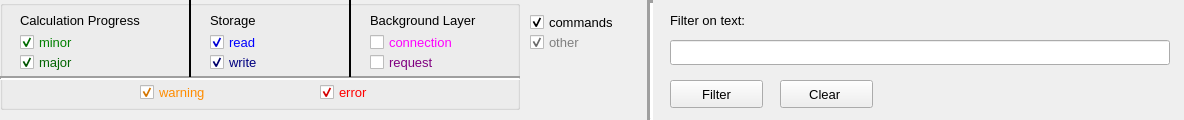
Old version of the form qtgui/exe/res/ui/DmsEventLogSelection.ui in the repository ObjectVision/GeoDMS.
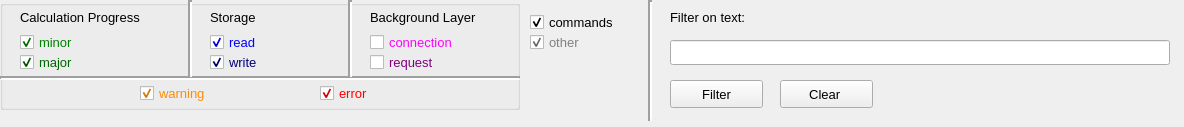
New version of the form.

Commit message: ui: lay-out improvements and extra control for scipt editor parameters

Patch:
```diff
--- a/qtgui/exe/res/ui/DmsEventLogSelection.ui
+++ b/qtgui/exe/res/ui/DmsEventLogSelection.ui
@@ -7,7 +7,7 @@
     <x>0</x>
     <y>0</y>
     <width>1184</width>
-    <height>120</height>
+    <height>127</height>
    </rect>
   </property>
   <property name="windowTitle">
@@ -63,7 +63,7 @@
      </rect>
     </property>
     <property name="frameShadow">
-     <enum>QFrame::Plain</enum>
+     <enum>QFrame::Sunken</enum>
     </property>
     <property name="lineWidth">
      <number>2</number>
@@ -76,7 +76,7 @@
     <property name="geometry">
      <rect>
       <x>20</x>
-      <y>10</y>
+      <y>7</y>
       <width>150</width>
       <height>21</height>
      </rect>
@@ -95,7 +95,7 @@
     <property name="geometry">
      <rect>
       <x>210</x>
-      <y>10</y>
+      <y>7</y>
       <width>57</width>
       <height>21</height>
      </rect>
@@ -114,7 +114,7 @@
     <property name="geometry">
      <rect>
       <x>370</x>
-      <y>10</y>
+      <y>7</y>
       <width>131</width>
       <height>21</height>
      </rect>
@@ -139,7 +139,7 @@
      </rect>
     </property>
     <property name="frameShadow">
-     <enum>QFrame::Plain</enum>
+     <enum>QFrame::Sunken</enum>
     </property>
     <property name="lineWidth">
      <number>2</number>
@@ -200,7 +200,7 @@
     <property name="geometry">
      <rect>
       <x>140</x>
-      <y>80</y>
+      <y>81</y>
       <width>86</width>
       <height>25</height>
      </rect>
@@ -224,7 +224,7 @@
     <property name="geometry">
      <rect>
       <x>320</x>
-      <y>80</y>
+      <y>81</y>
       <width>63</width>
       <height>25</height>
      </rect>
@@ -412,7 +412,7 @@
     <enum>QFrame::Sunken</enum>
    </property>
    <property name="lineWidth">
-    <number>3</number>
+    <number>2</number>
    </property>
    <property name="orientation">
     <enum>Qt::Vertical</enum>
@@ -422,7 +422,7 @@
    <property name="geometry">
     <rect>
      <x>670</x>
-     <y>10</y>
+     <y>7</y>
      <width>131</width>
      <height>21</height>
     </rect>
```
The commit also changes 2 other files.
